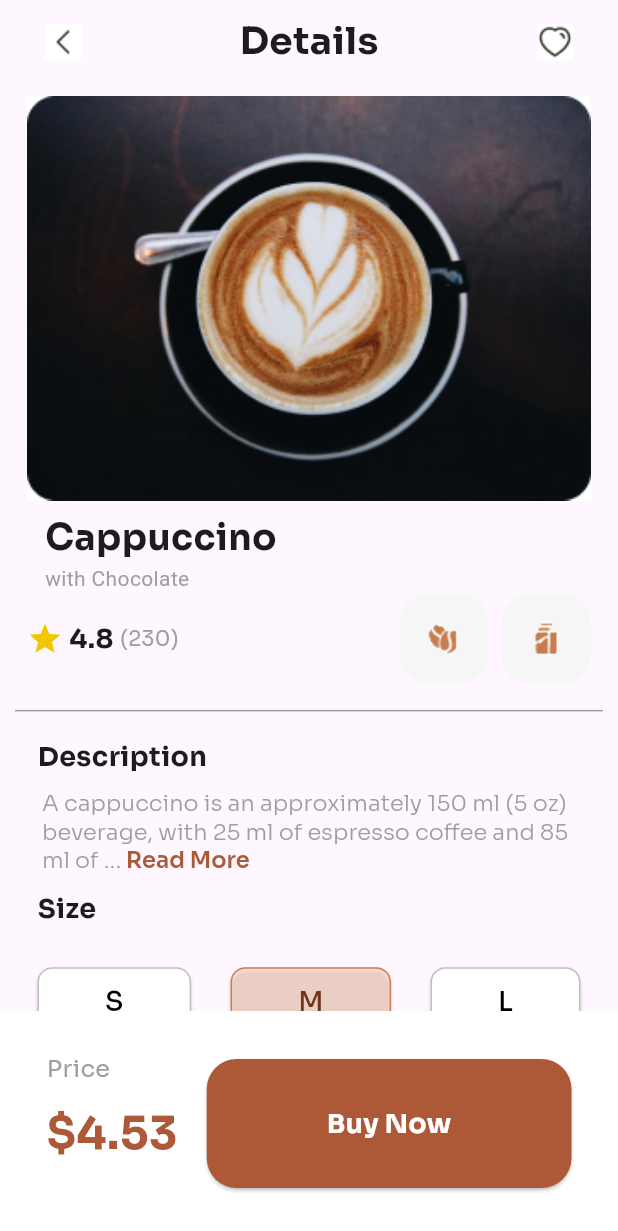
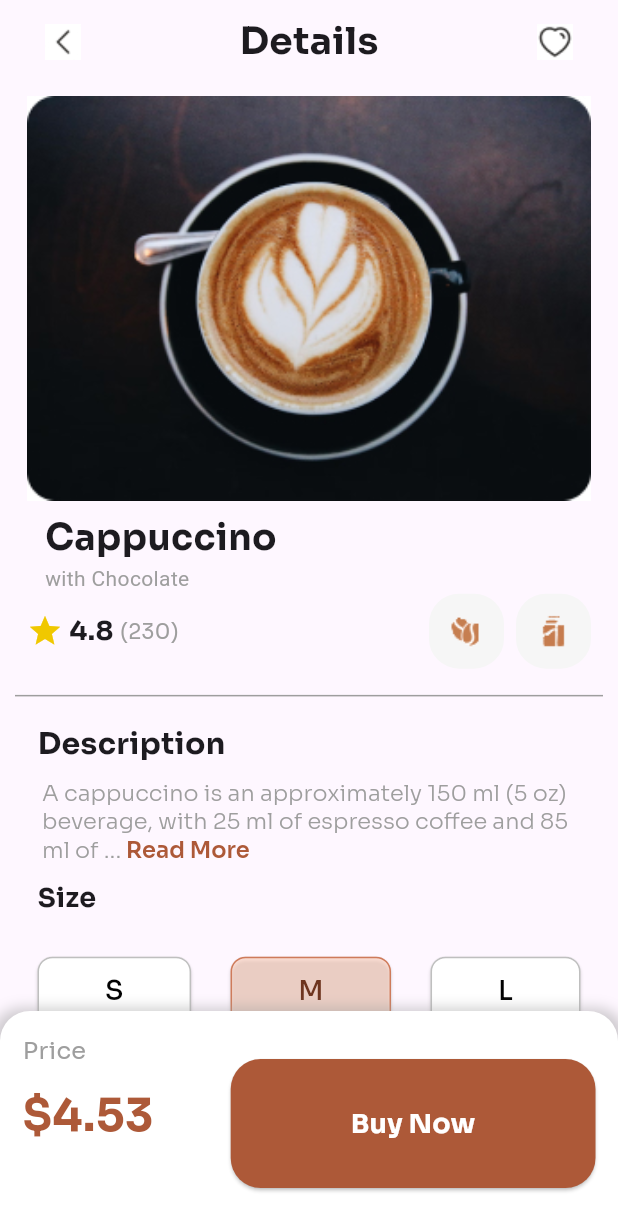
Before and after one commit to samokafor/Cappuccino, a Flutter app: the screen it shows after launch, on a phone screen of 412 x 824 dp. Shown: the top 1231 px of the screen. Run offline on Flutter 3.47's test engine with Material 3 defaults, Android fonts, the light colour scheme and no system bars; Roboto replaces fonts that are missing (Century Gothic).

Commit message:
Updated the price secrtion in the bottom navigation bar

```diff
--- a/lib/main.dart
+++ b/lib/main.dart
@@ -61,10 +61,25 @@ class MyApp extends StatelessWidget {
             ),
           ),
         ),
-        bottomNavigationBar:  const BottomAppBar(
-          height: 150.0, // Adjust the height as needed
-          color: Colors.white,
-              child: PriceSection(price: 4.53)),
+        bottomNavigationBar: Container(
+          height: 150.0,
+          decoration: BoxDecoration(
+            color: Colors.white,
+            borderRadius: const BorderRadius.only(
+              topLeft: Radius.circular(20),
+              topRight: Radius.circular(20),
+            ),
+            boxShadow: [
+              BoxShadow(
+                color: Colors.grey.withOpacity(0.5),
+                spreadRadius: 5,
+                blurRadius: 7,
+                offset: const Offset(0, 3), // changes position of shadow
+              ),
+            ],
+          ),
+          child: const PriceSection(price: 4.53),
+        ),
       ),
     );
   }
@@ -214,7 +229,7 @@ class RatingImages extends StatelessWidget {
     return Padding(
       padding: const EdgeInsets.only(left: 8.0),
       child: Container(
-        width: 60,
+        width: 50,
         decoration: BoxDecoration(
           color: const Color.fromARGB(255, 246, 246, 246),
           borderRadius: BorderRadius.circular(20),
@@ -243,7 +258,7 @@ class DecsriptionSection extends StatelessWidget {
             Text('Description',
                 style: TextStyle(
                     fontWeight: FontWeight.bold,
-                    fontSize: 18,
+                    fontSize: 20,
                     fontFamily: 'Sora')),
           ],
         ),
```
